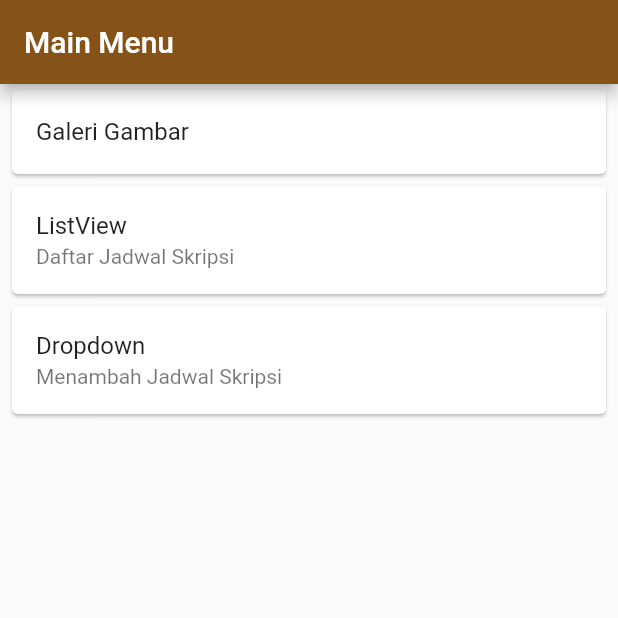
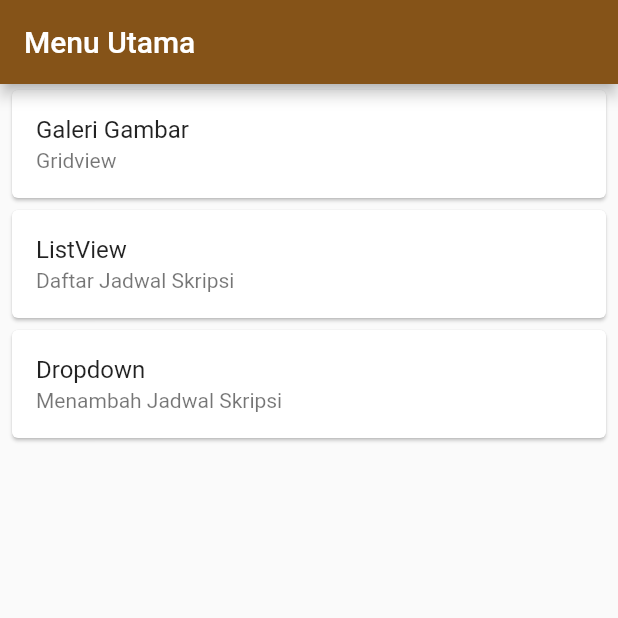
Before and after one commit to mohammadzarkasi/flutter-inixindo-2024, a Flutter app: the screen it shows after launch, on a phone screen of 412 x 824 dp, the top half of it. Run offline on Flutter 3.47's test engine with Material 3 defaults, Android fonts, the phone set to English and light mode, and no system bars.

Commit message:
latihan gridview

```diff
--- a/lib/MainMenuPage.dart
+++ b/lib/MainMenuPage.dart
@@ -10,7 +10,7 @@ class MainMenuPage extends StatelessWidget {
   Widget build(BuildContext context) {
     return Scaffold(
       appBar: AppBar(
-        title: Text('Main Menu'),
+        title: Text('Menu Utama'),
       ),
       body: ListView(
         children: [
@@ -18,6 +18,7 @@ class MainMenuPage extends StatelessWidget {
             margin: EdgeInsets.symmetric(horizontal: 8, vertical: 4),
             child: ListTile(
               title: Text('Galeri Gambar'),
+              subtitle: Text('Gridview'),
               onTap: () {
                 Navigator.of(context).push(MaterialPageRoute(builder: (ctx) {
                   return GaleriPage();
```
Also changed, not shown: lib/main.dart (+0 -9 lines), 1 other file.
